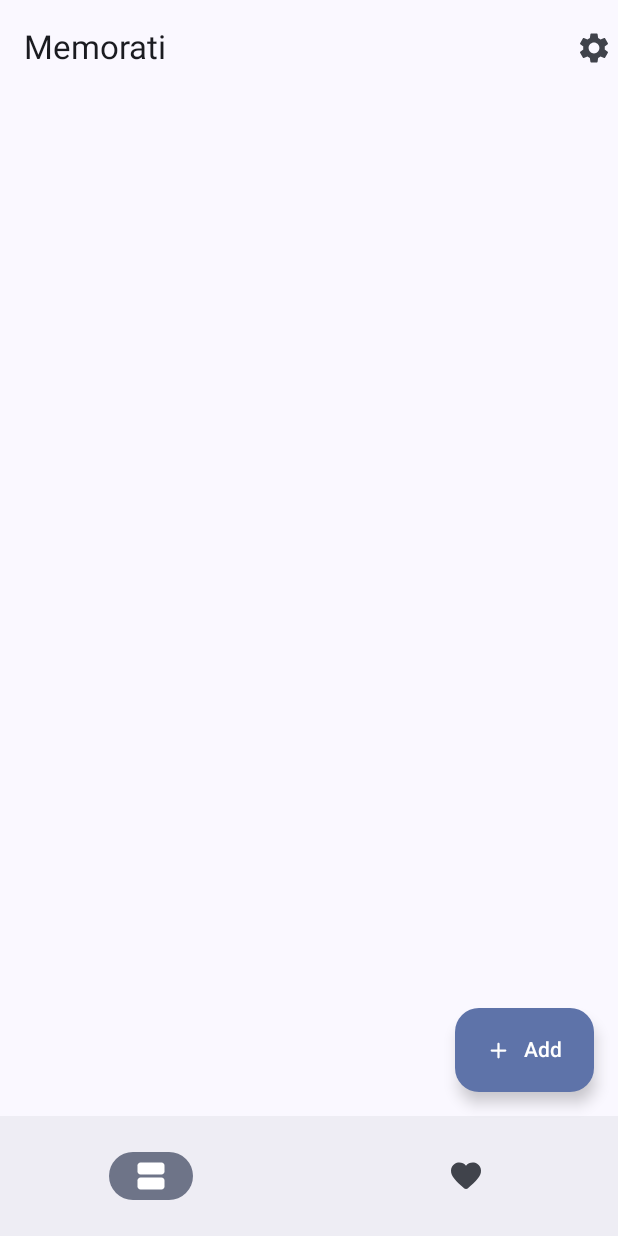
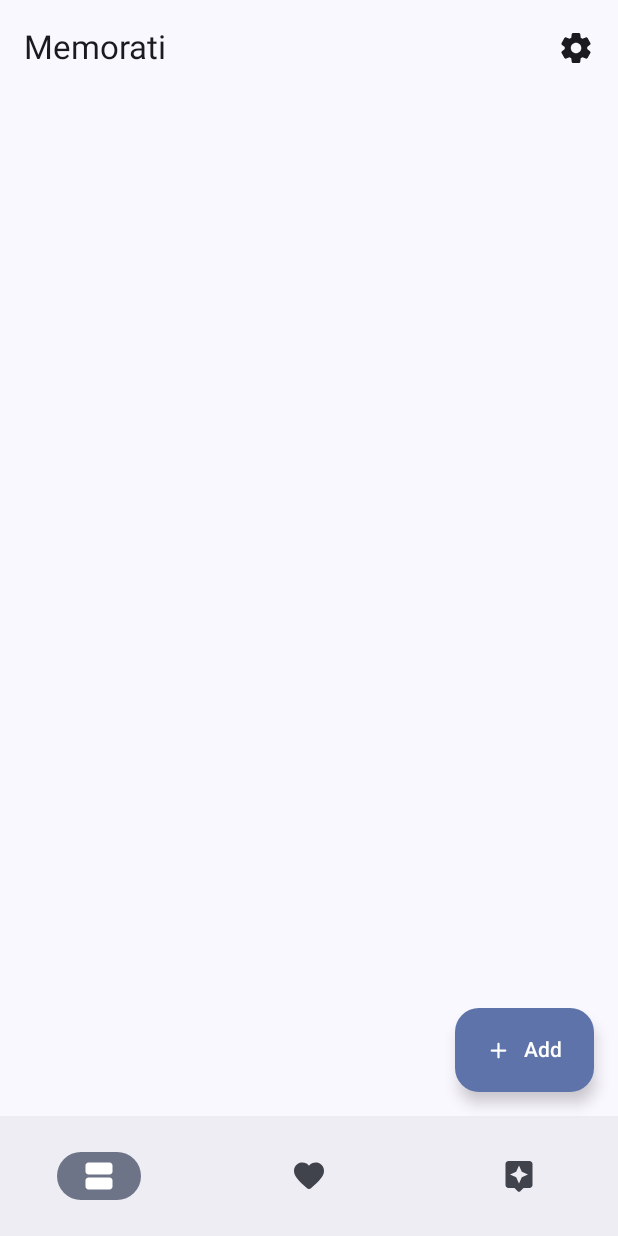
Before and after one commit to HeidelX/Memorati, an Android app built with Jetpack Compose: the screen it shows after launch (MainActivity), on a phone screen of 412 x 824 dp. Run offline under Robolectric (Android 15) with nearby library versions, the phone set to English and light mode, and no system bars; our stand-ins replace Dagger/Hilt's generated code, Room's generated code.

Commit message:
home screen setup

```diff
--- a/app/src/main/java/com/memorati/MainActivity.kt
+++ b/app/src/main/java/com/memorati/MainActivity.kt
@@ -7,8 +7,8 @@ import androidx.compose.foundation.layout.Spacer
 import androidx.compose.foundation.layout.padding
 import androidx.compose.foundation.layout.size
 import androidx.compose.material.icons.Icons
-import androidx.compose.material.icons.filled.Settings
 import androidx.compose.material.icons.rounded.Add
+import androidx.compose.material.icons.rounded.Assistant
 import androidx.compose.material.icons.rounded.Favorite
 import androidx.compose.material.icons.rounded.Settings
 import androidx.compose.material.icons.rounded.ViewAgenda
@@ -17,6 +17,8 @@ import androidx.compose.material3.ExperimentalMaterial3Api
 import androidx.compose.material3.ExtendedFloatingActionButton
 import androidx.compose.material3.FabPosition
 import androidx.compose.material3.Icon
+import androidx.compose.material3.IconButton
+import androidx.compose.material3.MaterialTheme
 import androidx.compose.material3.NavigationBar
 import androidx.compose.material3.NavigationBarItem
 import androidx.compose.material3.Scaffold
@@ -55,7 +57,13 @@ class MainActivity : ComponentActivity() {
                                 Text(text = stringResource(id = R.string.app_name))
                             },
                             actions = {
-                                Icon(imageVector = Icons.Default.Settings, contentDescription = "Settings" )
+                                IconButton(onClick = { }) {
+                                    Icon(
+                                        imageVector = Icons.Rounded.Settings,
+                                        contentDescription = "",
+                                        tint = MaterialTheme.colorScheme.onSurface,
+                                    )
+                                }
                             }
                         )
                     },
@@ -84,6 +92,17 @@ class MainActivity : ComponentActivity() {
                                 icon = {
                                     Icon(
                                         imageVector = Icons.Rounded.Favorite,
+                                        contentDescription = "",
+                                    )
+                                },
+                            )
+
+                            NavigationBarItem(
+                                selected = currentDestination?.hierarchy?.any { it.route == "Assistant" } == true,
+                                onClick = { navController.navigate("Assistant") },
+                                icon = {
+                                    Icon(
+                                        imageVector = Icons.Rounded.Assistant,
                                         contentDescription = "",
                                     )
                                 },
```
